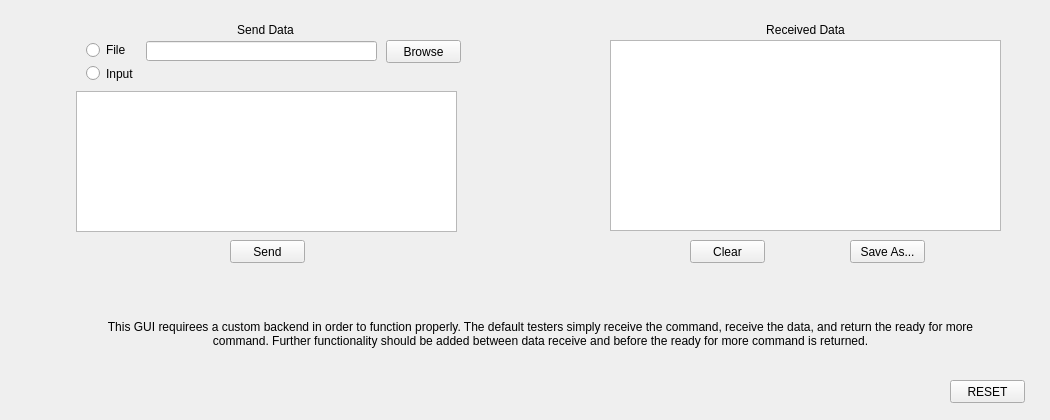
The window that src/user-interfaces/gui-data-transmit.ui (Donn13Darko/uC_Interfacer) describes before a commit, drawn with Qt 5.
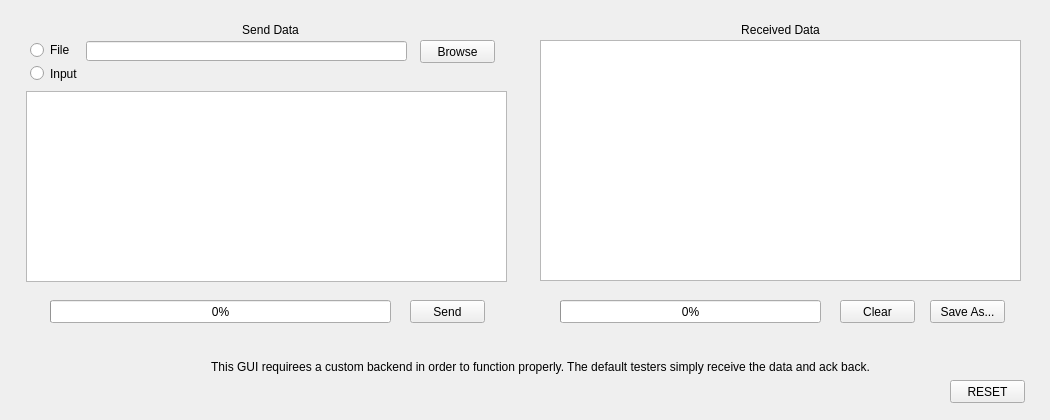
The same window after the commit.

Commit message: Reworking send in gui_base and adding progress bars for file and data chunk transfers

What changed in the file:
```diff
--- a/src/user-interfaces/gui-data-transmit.ui
+++ b/src/user-interfaces/gui-data-transmit.ui
@@ -16,19 +16,19 @@
   <widget class="QPlainTextEdit" name="msg_PlainText">
    <property name="geometry">
     <rect>
-     <x>76</x>
+     <x>26</x>
      <y>91</y>
-     <width>381</width>
-     <height>141</height>
+     <width>481</width>
+     <height>191</height>
     </rect>
    </property>
   </widget>
   <widget class="QLineEdit" name="FilePath_LineEdit">
    <property name="geometry">
     <rect>
-     <x>146</x>
+     <x>86</x>
      <y>41</y>
-     <width>231</width>
+     <width>321</width>
      <height>20</height>
     </rect>
    </property>
@@ -36,7 +36,7 @@
   <widget class="QPushButton" name="BrowseFile_Button">
    <property name="geometry">
     <rect>
-     <x>386</x>
+     <x>420</x>
      <y>40</y>
      <width>75</width>
      <height>23</height>
@@ -52,10 +52,10 @@
   <widget class="QPlainTextEdit" name="recv_PlainText">
    <property name="geometry">
     <rect>
-     <x>610</x>
+     <x>540</x>
      <y>40</y>
-     <width>391</width>
-     <height>191</height>
+     <width>481</width>
+     <height>241</height>
     </rect>
    </property>
    <property name="undoRedoEnabled">
@@ -71,8 +71,8 @@
   <widget class="QPushButton" name="ClearReceived_Button">
    <property name="geometry">
     <rect>
-     <x>690</x>
-     <y>240</y>
+     <x>840</x>
+     <y>300</y>
      <width>75</width>
      <height>23</height>
     </rect>
@@ -87,9 +87,9 @@
   <widget class="QLabel" name="Receive_Label">
    <property name="geometry">
     <rect>
-     <x>610</x>
+     <x>540</x>
      <y>20</y>
-     <width>391</width>
+     <width>481</width>
      <height>20</height>
     </rect>
    </property>
@@ -103,7 +103,7 @@
   <widget class="QRadioButton" name="File_Radio">
    <property name="geometry">
     <rect>
-     <x>86</x>
+     <x>30</x>
      <y>40</y>
      <width>51</width>
      <height>20</height>
@@ -119,9 +119,9 @@
   <widget class="QLabel" name="Send_Label">
    <property name="geometry">
     <rect>
-     <x>75</x>
+     <x>35</x>
      <y>20</y>
-     <width>381</width>
+     <width>471</width>
      <height>20</height>
     </rect>
    </property>
@@ -135,7 +135,7 @@
   <widget class="QRadioButton" name="Input_Radio">
    <property name="geometry">
     <rect>
-     <x>86</x>
+     <x>30</x>
      <y>65</y>
      <width>49</width>
      <height>17</height>
@@ -151,8 +151,8 @@
   <widget class="QPushButton" name="SaveAs_Button">
    <property name="geometry">
     <rect>
-     <x>850</x>
-     <y>240</y>
+     <x>930</x>
+     <y>300</y>
      <width>75</width>
      <height>23</height>
     </rect>
@@ -167,8 +167,8 @@
   <widget class="QPushButton" name="SendMSG_Button">
    <property name="geometry">
     <rect>
-     <x>230</x>
-     <y>240</y>
+     <x>410</x>
+     <y>300</y>
      <width>75</width>
      <height>23</height>
     </rect>
@@ -184,13 +184,13 @@
    <property name="geometry">
     <rect>
      <x>80</x>
-     <y>320</y>
+     <y>360</y>
      <width>921</width>
-     <height>51</height>
+     <height>31</height>
     </rect>
    </property>
    <property name="text">
-    <string>This GUI requirees a custom backend in order to function properly. The default testers simply receive the command, receive the data, and return the ready for more command. Further functionality should be added between data receive and before the ready for more command is returned.</string>
+    <string>This GUI requirees a custom backend in order to function properly. The default testers simply receive the data and ack back.</string>
    </property>
    <property name="alignment">
     <set>Qt::AlignHCenter|Qt::AlignTop</set>
@@ -215,6 +215,32 @@
     <bool>false</bool>
    </property>
   </widget>
+  <widget class="QProgressBar" name="SendMsg_ProgressBar">
+   <property name="geometry">
+    <rect>
+     <x>50</x>
+     <y>300</y>
+     <width>341</width>
+     <height>23</height>
+    </rect>
+   </property>
+   <property name="value">
+    <number>0</number>
+   </property>
+  </widget>
+  <widget class="QProgressBar" name="RecvMsg_ProgressBar">
+   <property name="geometry">
+    <rect>
+     <x>560</x>
+     <y>300</y>
+     <width>261</width>
+     <height>23</height>
+    </rect>
+   </property>
+   <property name="value">
+    <number>0</number>
+   </property>
+  </widget>
  </widget>
  <resources/>
  <connections/>
```
Left out of the diff: 4 changed lines with no effect on the pictures. The commit also changes 17 other files.
